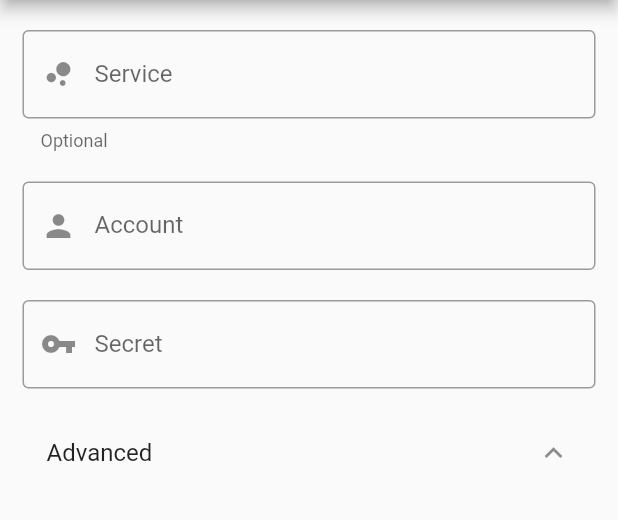
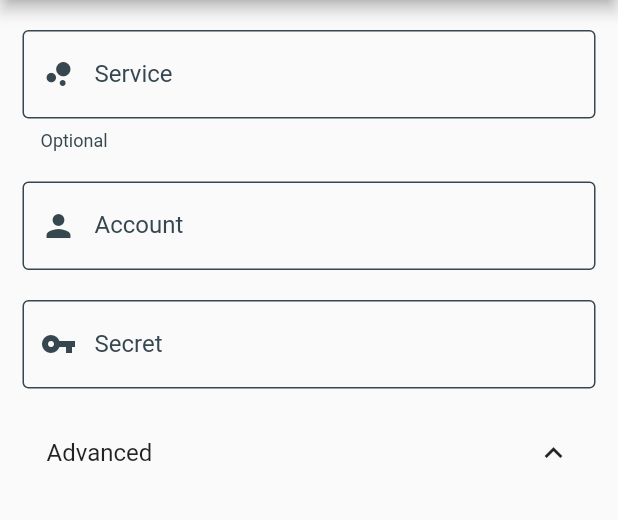
Before and after one commit to ianmurrays/ohteepee, a Flutter app: the Manual screen opened directly, on a phone screen of 412 x 824 dp, the part 84-604 px from its top. Run offline on Flutter 3.47's test engine with Material 2 defaults, Android fonts, the phone set to English and light mode, and no system bars; our stand-ins replace flutter_speed_dial, sqflite; missing offline and left inert: base32, flutter_displaymode, otp, qr_code_scanner; accounts and stored records are empty.

Commit message:
Correct theme

```diff
--- a/lib/widgets/home_floating_action_button.dart
+++ b/lib/widgets/home_floating_action_button.dart
@@ -12,6 +12,7 @@ class HomeFloatingActionButton extends StatelessWidget {
       icon: Icons.add,
       activeIcon: Icons.remove,
       backgroundColor: Theme.of(context).primaryColor,
+      foregroundColor: Colors.white,
       animationSpeed: 150,
       overlayOpacity: 0.95,
       children: <SpeedDialChild>[
@@ -21,6 +22,7 @@ class HomeFloatingActionButton extends StatelessWidget {
           labelStyle: const TextStyle(color: Colors.white),
           labelBackgroundColor: Theme.of(context).primaryColor,
           backgroundColor: Theme.of(context).primaryColor,
+          foregroundColor: Colors.white,
           onTap: () => _openCamera(
             context,
           ),
@@ -31,6 +33,7 @@ class HomeFloatingActionButton extends StatelessWidget {
             labelStyle: const TextStyle(color: Colors.white),
             labelBackgroundColor: Theme.of(context).primaryColor,
             backgroundColor: Theme.of(context).primaryColor,
+            foregroundColor: Colors.white,
             onTap: () => _openManual(context)),
       ],
     );
--- a/lib/widgets/otp_form.dart
+++ b/lib/widgets/otp_form.dart
@@ -180,7 +180,11 @@ class _OTPFormState extends State<OTPForm> {
                     labelText: 'Service',
                     hintText: 'eg. Google',
                     helperText: 'Optional',
-                    prefixIcon: const Icon(Icons.bubble_chart),
+                    prefixIcon: Icon(Icons.bubble_chart,
+                        color: Theme.of(context)
+                            .inputDecorationTheme
+                            .labelStyle
+                            .color),
                   ),
                   onChanged: (value) {
                     setState(() {
@@ -195,7 +199,11 @@ class _OTPFormState extends State<OTPForm> {
                   decoration: _borderDecoration(
                     labelText: 'Account',
                     hintText: 'robot@example.org',
-                    prefixIcon: const Icon(Icons.person),
+                    prefixIcon: Icon(Icons.person,
+                        color: Theme.of(context)
+                            .inputDecorationTheme
+                            .labelStyle
+                            .color),
                   ),
                   onChanged: (value) {
                     setState(() {
@@ -217,7 +225,11 @@ class _OTPFormState extends State<OTPForm> {
                   keyboardType: TextInputType.visiblePassword,
                   decoration: _borderDecoration(
                     labelText: 'Secret',
-                    prefixIcon: const Icon(Icons.vpn_key),
+                    prefixIcon: Icon(Icons.vpn_key,
+                        color: Theme.of(context)
+                            .inputDecorationTheme
+                            .labelStyle
+                            .color),
                   ),
                   onChanged: (value) {
                     setState(() {
@@ -248,6 +260,7 @@ class _OTPFormState extends State<OTPForm> {
                   title: const Text('Advanced'),
                   trailing: Icon(
                     _showAdvancedFields ? Icons.expand_more : Icons.expand_less,
+                    color: Theme.of(context).textTheme.bodyText1.color,
                   ),
                   onTap: () {
                     setState(() {
@@ -271,7 +284,6 @@ class _OTPFormState extends State<OTPForm> {
       hintText: hintText,
       helperText: helperText,
       prefixIcon: prefixIcon,
-      border: const OutlineInputBorder(borderSide: BorderSide(width: 1)),
     );
   }
 
```
Also changed, not shown: lib/main.dart (+57 -0 lines).
